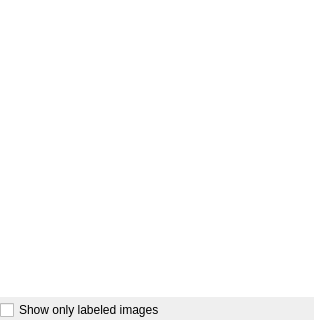
The window that anno/SourcePicturesWidget.ui (urobots-io/anno) describes before a commit, drawn with Qt 5; both pictures show x 0 to 314 and y 253 to 573 of the 314 by 573 pixel window.
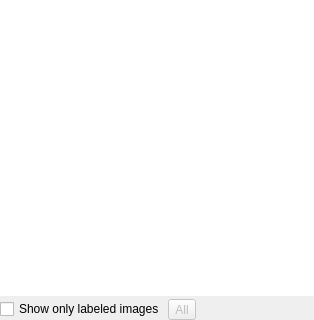
The same window after the commit.

Commit message: Added filtering of images by labels

Patch:
```diff
--- a/anno/SourcePicturesWidget.ui
+++ b/anno/SourcePicturesWidget.ui
@@ -98,11 +98,50 @@
        <number>0</number>
       </property>
       <item>
-       <widget class="QCheckBox" name="filter_labeled_checkBox">
-        <property name="text">
-         <string>Show only labeled images</string>
+       <layout class="QHBoxLayout" name="filter_labeled_layout">
+        <property name="spacing">
+         <number>3</number>
         </property>
-       </widget>
+        <item>
+         <widget class="QCheckBox" name="filter_labeled_checkBox">
+          <property name="text">
+           <string>Show only labeled images</string>
+          </property>
+         </widget>
+        </item>
+        <item>
+         <widget class="QToolButton" name="filter_types_toolButton">
+          <property name="enabled">
+           <bool>false</bool>
+          </property>
+          <property name="toolTip">
+           <string>Show only images with markers of the selected types and categories</string>
+          </property>
+          <property name="text">
+           <string>All</string>
+          </property>
+          <property name="popupMode">
+           <enum>QToolButton::InstantPopup</enum>
+          </property>
+          <property name="toolButtonStyle">
+           <enum>Qt::ToolButtonTextOnly</enum>
+          </property>
+         </widget>
+        </item>
+        <item>
+         <spacer name="filter_labeled_spacer">
+          <property name="orientation">
+           <enum>Qt::Horizontal</enum>
+          </property>
+          <property name="sizeHint" stdset="0">
+           <size>
+            <width>0</width>
+            <height>0</height>
+           </size>
+          </property>
+         </spacer>
+        </item>
+       </layout>
       </item>
      </layout>
     </widget>
```
The commit also changes 5 other files.
